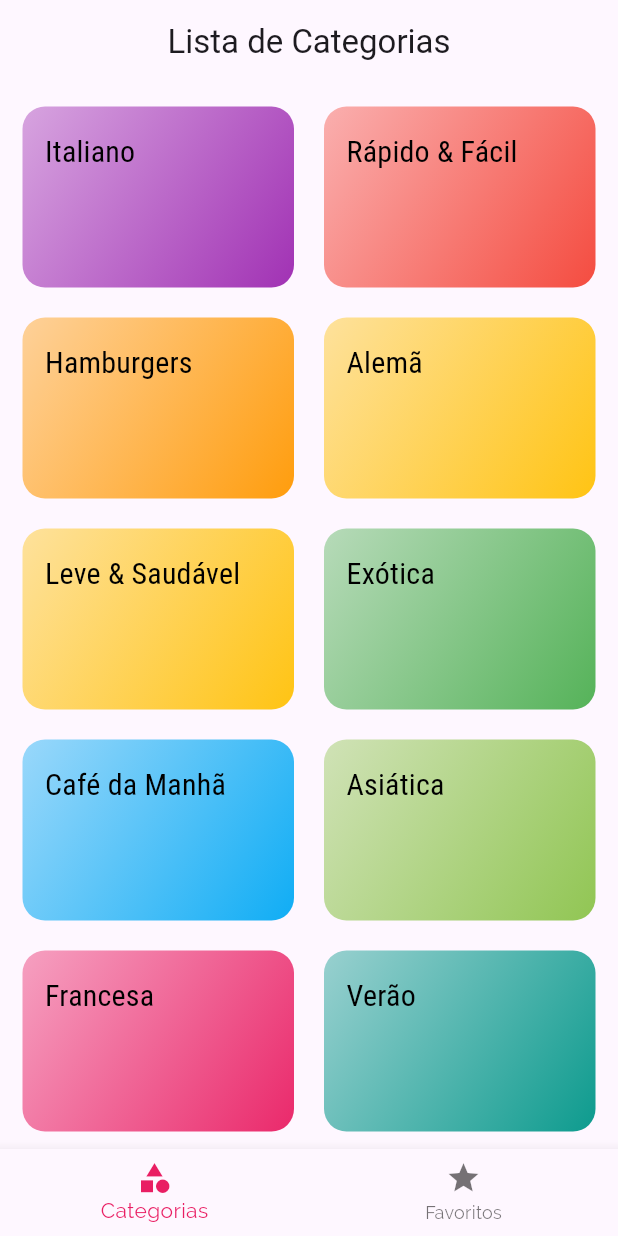
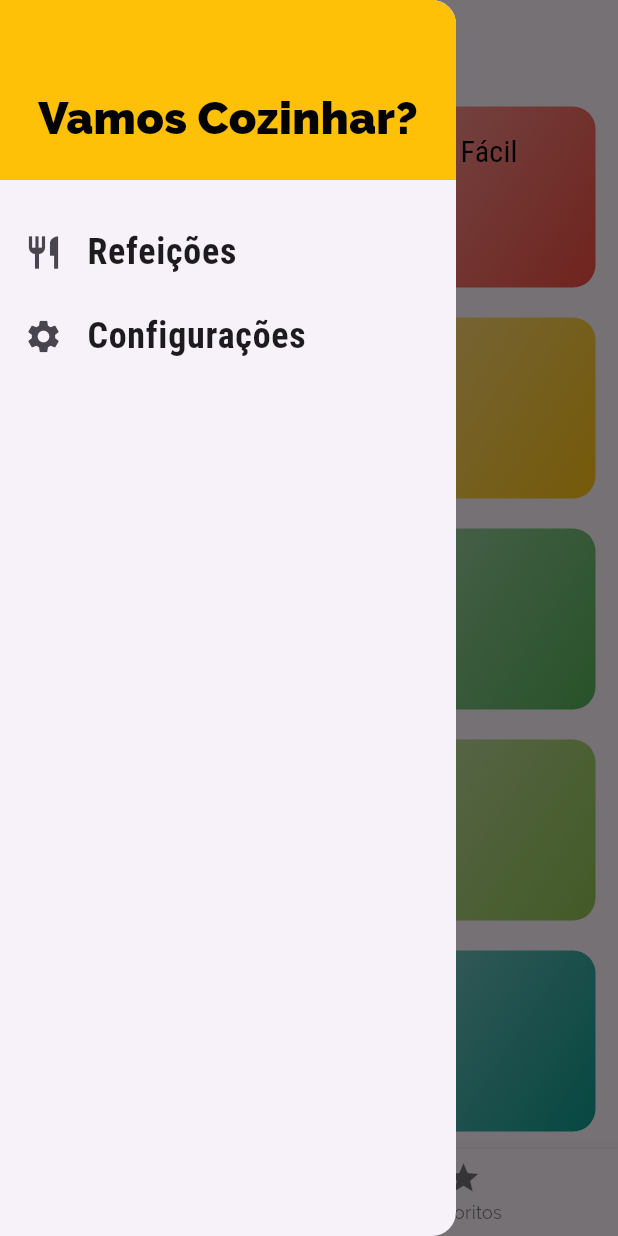
Before and after one commit to jonkstro/cod3r-vamos-cozinhar, a Flutter app: the screen it shows after launch, with the side drawer open (before the commit the screen has no drawer), on a phone screen of 412 x 824 dp. Run offline on Flutter 3.47's test engine with Material 3 defaults, Android fonts, the light colour scheme and no system bars.

```diff
--- /dev/null
+++ b/lib/components/main_drawer.dart
@@ -0,0 +1,70 @@
+import 'package:flutter/material.dart';
+
+import '../utils/app_routes.dart';
+
+class MainDrawer extends StatelessWidget {
+  const MainDrawer({super.key});
+
+  /// Função que vai criar icones e navegar entre as telas
+  Widget _createItem(IconData icon, String label, Function onTap) {
+    return ListTile(
+      leading: Icon(
+        icon,
+        size: 26,
+      ),
+      title: Text(
+        label,
+        style: const TextStyle(
+          fontFamily: 'RobotoCondensed',
+          fontSize: 24,
+          fontWeight: FontWeight.bold,
+        ),
+      ),
+      onTap: () {
+        onTap();
+      },
+    );
+  }
+
+  @override
+  Widget build(BuildContext context) {
+    return Drawer(
+      child: Column(
+        children: <Widget>[
+          Container(
+            height: 120,
+            width: double.infinity,
+            padding: const EdgeInsets.all(20),
+            color: Theme.of(context).colorScheme.secondary,
+            alignment: Alignment.bottomCenter,
+            child: Text(
+              'Vamos Cozinhar?',
+              style: TextStyle(
+                fontWeight: FontWeight.w900,
+                fontSize: 30,
+                color: Theme.of(context).textTheme.titleMedium?.color,
+              ),
+            ),
+          ),
+          const SizedBox(height: 20),
+          _createItem(
+            Icons.restaurant,
+            'Refeições',
+            () {
+              // Vai substituir ao inves de dar push, logo não vai ter a <- na appbar
+              Navigator.of(context).pushReplacementNamed(AppRoutes.HOME);
+            },
+          ),
+          _createItem(
+            Icons.settings,
+            'Configurações',
+            () {
+              // Vai substituir ao inves de dar push, logo não vai ter a <- na appbar
+              Navigator.of(context).pushReplacementNamed(AppRoutes.SETTINGS);
+            },
+          ),
+        ],
+      ),
+    );
+  }
+}
--- a/lib/main.dart
+++ b/lib/main.dart
@@ -1,7 +1,10 @@
 import 'package:flutter/material.dart';
+import 'package:vamos_cozinhar/data/dummy_data.dart';
+import 'package:vamos_cozinhar/models/meal.dart';
+import 'package:vamos_cozinhar/models/settings.dart';
 import 'package:vamos_cozinhar/screens/categories_meals_screen.dart';
-import 'package:vamos_cozinhar/screens/categories_screen.dart';
 import 'package:vamos_cozinhar/screens/meal_detail_screen.dart';
+import 'package:vamos_cozinhar/screens/settings_screen.dart';
 import 'package:vamos_cozinhar/screens/tabs_screen.dart';
 import 'package:vamos_cozinhar/screens/unknown_screen.dart';
 import 'package:vamos_cozinhar/utils/app_routes.dart';
@@ -10,8 +13,62 @@ void main() {
   runApp(const MyApp());
 }
 
-class MyApp extends StatelessWidget {
+class MyApp extends StatefulWidget {
   const MyApp({super.key});
+
+  @override
+  State<MyApp> createState() => _MyAppState();
+}
+
+class _MyAppState extends State<MyApp> {
+  /// Variável que vai armazenar o estado do filtro, pra recuperar o estado quando
+  /// entrar e sair novamente da tela SettingsScreen
+  Settings settings = Settings(
+    isGlutenFree: false,
+    isLactoseFree: false,
+    isVegan: false,
+    isVegetarian: false,
+  );
+
+  /// Não é final, pois vai ser alterado pelos filtros constantemente
+  List<Meal> _availableMeals = DUMMY_MEALS;
+
+  /// Lista de comidas favoritas do user, ela tem que ser passada até tela de favoritos
+  /// vai ter que passar pra tab_screen até favorite_screen
+  final List<Meal> _favoriteMeals = [];
+
+  /// Se a comida tiver marcada remove dos favoritos, senão adiciona
+  void _toggleFavorite(Meal meal) {
+    setState(() {
+      _favoriteMeals.contains(meal)
+          ? _favoriteMeals.remove(meal)
+          : _favoriteMeals.add(meal);
+    });
+  }
+
+  /// Vai dizer se a comida é favorita ou não pra pintar o botão
+  bool _isFavorite(Meal meal) {
+    return _favoriteMeals.contains(meal);
+  }
+
+  /// Método que vai filtrar as meals (where)
+  void _filterMeals(Settings settings) {
+    setState(() {
+      /// Setando o valor da settings pro valor do filtro, esse loop vai permitir
+      /// gravar o estado do filtro na SettingsScreen e não ficar resetando pra off
+      this.settings = settings;
+      _availableMeals = DUMMY_MEALS.where((meal) {
+        /// Os filtros abaixo quer dizer que vai ter que tirar da lista das comidas
+        /// se algum dos filtros abaixo for verdadeiro, quer dizer que a comida
+        /// não deverá ser exibida pois não atenderá aos requisitos.
+        final isGlutenFree = settings.isGlutenFree && !meal.isGlutenFree;
+        final isLactoseFree = settings.isLactoseFree && !meal.isLactoseFree;
+        final isVegan = settings.isVegan && !meal.isVegan;
+        final isVegetarian = settings.isVegetarian && !meal.isVegetarian;
+        return !isGlutenFree && !isLactoseFree && !isVegan && !isVegetarian;
+      }).toList();
+    });
+  }
 
   @override
   Widget build(BuildContext context) {
@@ -39,7 +96,8 @@ class MyApp extends StatelessWidget {
       ),
 
       /// A home é a pagina que vai ter as tabs e carregar as outras páginas
-      home: const TabScreen(),
+      /// vamos enviar pra TabScreen as favoritas pra ela mandar pra FavoriteScreen
+      home: TabScreen(favoriteMeals: _favoriteMeals),
 
       /// Aqui estaremos centralizando as rotas do projeto, para fins de organização
       /// parecido com o que temos em WEB ('/' quer dizer o Home).
@@ -47,8 +105,18 @@ class MyApp extends StatelessWidget {
       routes: {
         // Não precisa adicionar o HOME aqui, senão dá erro de redundancia
         // AppRoutes.TAB_SCEEN: (context) => const TabScreen(),
-        AppRoutes.CATEGORIES_MEALS: (context) => const CategoriesMealsScreen(),
-        AppRoutes.MEAL_DETAIL: (context) => const MealDetailScreen(),
+        AppRoutes.CATEGORIES_MEALS:
+            (context) => // Passando as meals disponíveis
+                CategoriesMealsScreen(meals: _availableMeals),
+        AppRoutes.MEAL_DETAIL: (context) => // Passando a função de "FAVORITAR"
+            MealDetailScreen(
+              onToggleFavorite: _toggleFavorite,
+              isFavorite: _isFavorite,
+            ),
+
+        /// Vamos enviar as settings para salvar o estado do filtro
+        AppRoutes.SETTINGS: (context) =>
+            SettingsScreen(settings: settings, onSettingsChanged: _filterMeals),
       },
 
       /// Se não achar nenhuma rota vai abrir a "Página 404" igual na WEB
--- /dev/null
+++ b/lib/models/settings.dart
@@ -0,0 +1,14 @@
+class Settings {
+  /// NÃO PRECISA SER FINAL!!!! Vai ser alterado no filtro
+  bool isGlutenFree;
+  bool isLactoseFree;
+  bool isVegan;
+  bool isVegetarian;
+
+  Settings({
+    required this.isGlutenFree,
+    required this.isLactoseFree,
+    required this.isVegan,
+    required this.isVegetarian,
+  });
+}
--- a/lib/screens/tabs_screen.dart
+++ b/lib/screens/tabs_screen.dart
@@ -1,11 +1,16 @@
 import 'package:flutter/material.dart';
+import 'package:vamos_cozinhar/components/main_drawer.dart';
 import 'package:vamos_cozinhar/screens/categories_screen.dart';
 import 'package:vamos_cozinhar/screens/favorite_screen.dart';
+
+import '../models/meal.dart';
 // import 'package:vamos_cozinhar/screens/categories_screen.dart';
 // import 'package:vamos_cozinhar/screens/favorite_screen.dart';
 
 class TabScreen extends StatefulWidget {
-  const TabScreen({super.key});
+  /// Enviamos aqui pra TabScreen as favoritas pra ela mandar pra FavoriteScreen
+  final List<Meal> favoriteMeals;
+  const TabScreen({super.key, required this.favoriteMeals});
 
   @override
   State<TabScreen> createState() => _TabScreenState();
@@ -16,12 +21,20 @@ class _TabScreenState extends State<TabScreen> {
   int _selectedScreenIndex = 0;
 
   /// Ao clicar no navigationbar ele vai alterar entre os indices dessa lista
-  final List<Map<String, Object>> _screens = [
-    {'title': 'Lista de Categorias', 'screen': const CategoriesScreen()},
-    {'title': 'Meus Favoritos', 'screen': const FavoriteScreen()},
-    // const CategoriesScreen(),
-    // const FavoriteScreen(),
-  ];
+  late List<Map<String, Object>> _screens;
+
+  /// Botamos no initstate pq tá vindo lá de cima no widget
+  @override
+  void initState() {
+    super.initState();
+    _screens = [
+      {'title': 'Lista de Categorias', 'screen': const CategoriesScreen()},
+      {
+        'title': 'Meus Favoritos',
+        'screen': FavoriteScreen(favoriteMeals: widget.favoriteMeals)
+      },
+    ];
+  }
 
   /// Método que vai alterar a tela mudando o valor da variavel _selectedScreenIndex
   _selectScreen(int index) {
@@ -61,6 +74,8 @@ class _TabScreenState extends State<TabScreen> {
       //     FavoriteScreen(),
       //   ],
       // ),
+      drawer: MainDrawer(),
+
       /// Vai ter que castear pra não dar erros
       body: _screens[_selectedScreenIndex]['screen'] as Widget,
       bottomNavigationBar: BottomNavigationBar(
--- a/lib/utils/app_routes.dart
+++ b/lib/utils/app_routes.dart
@@ -3,4 +3,5 @@ class AppRoutes {
   static const CATEGORIES_MEALS = '/category-meals';
   static const MEAL_DETAIL = '/meal-detail';
   static const TAB_SCEEN = '/tab-screen';
+  static const SETTINGS = '/settings';
 }
```
Also changed, not shown: lib/components/meal_item.dart (+7 -5 lines), lib/screens/categories_meals_screen.dart (+7 -4 lines), lib/screens/favorite_screen.dart (+19 -4 lines), lib/screens/meal_detail_screen.dart (+18 -2 lines), lib/screens/settings_screen.dart (added, +128 -0 lines).
